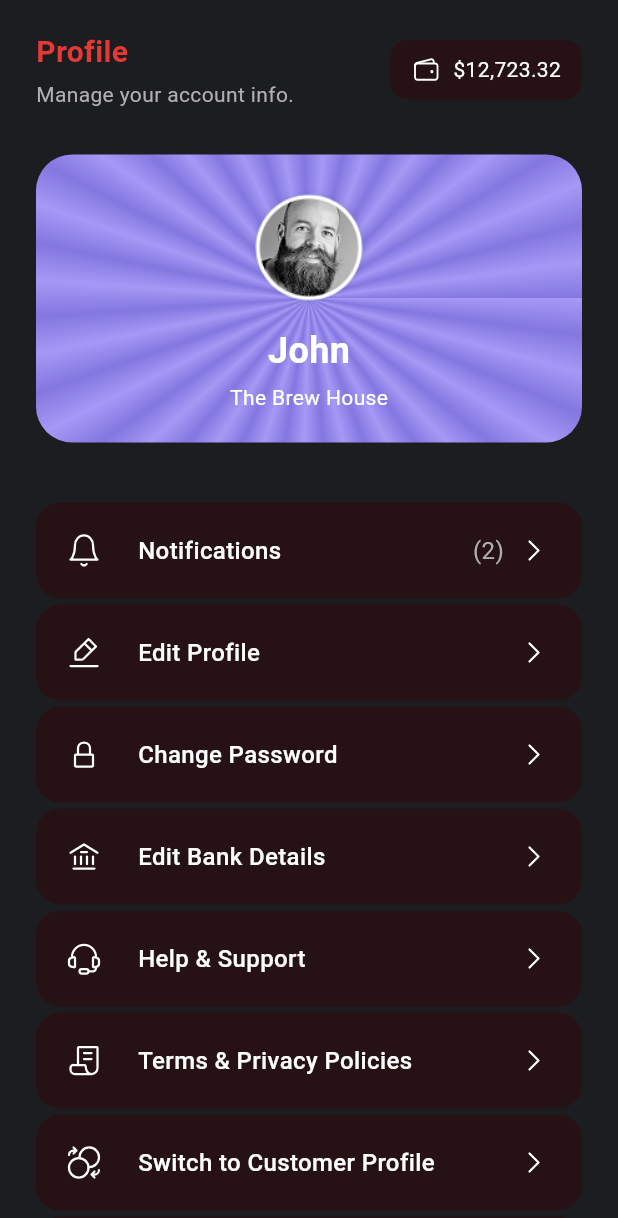
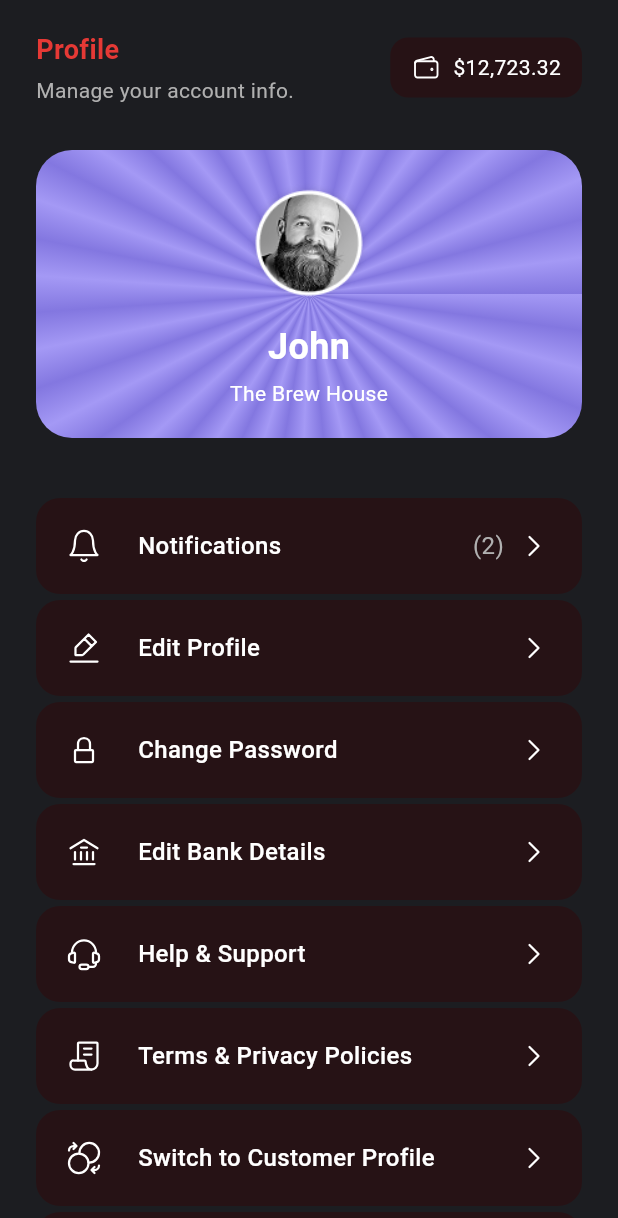
Before and after one commit to abeera-zainab/appsip, a Flutter app: the ProfileScreen screen opened directly, on a phone screen of 412 x 824 dp. Shown: the top 1218 px of the screen. Run offline on Flutter 3.47's test engine with Material 3 defaults, Android fonts, the phone set to English and light mode, and no system bars; our stand-ins replace dotted_border, flutter_svg, image_picker; Roboto replaces fonts that are missing (RedHatDisplay).

Commit message:
Modified Profile Screen

```diff
--- a/lib/main.dart
+++ b/lib/main.dart
@@ -99,12 +99,12 @@ class MyApp extends StatelessWidget {
         ),
       ),
       home:
-    //const InvitationKeyScreen()
+    const InvitationKeyScreen()
       //const MainScreenShell(),
        //const TellUsAboutYourselfScreen(),
        //const ProfileScreen()
        //const RegisterBartenderScreen()
-       const BankDetailsScreen()
+       //const BankDetailsScreen()
 
     );
   }
--- a/lib/screens/profile_screen.dart
+++ b/lib/screens/profile_screen.dart
@@ -149,7 +149,7 @@ class ProfileScreen extends StatelessWidget {
               "Profile",
               style: TextStyle(
                 color: AppColors.primaryRed,
-                fontSize: 20,
+                fontSize: 18,
                 fontWeight: FontWeight.bold,
               ),
             ),
```
